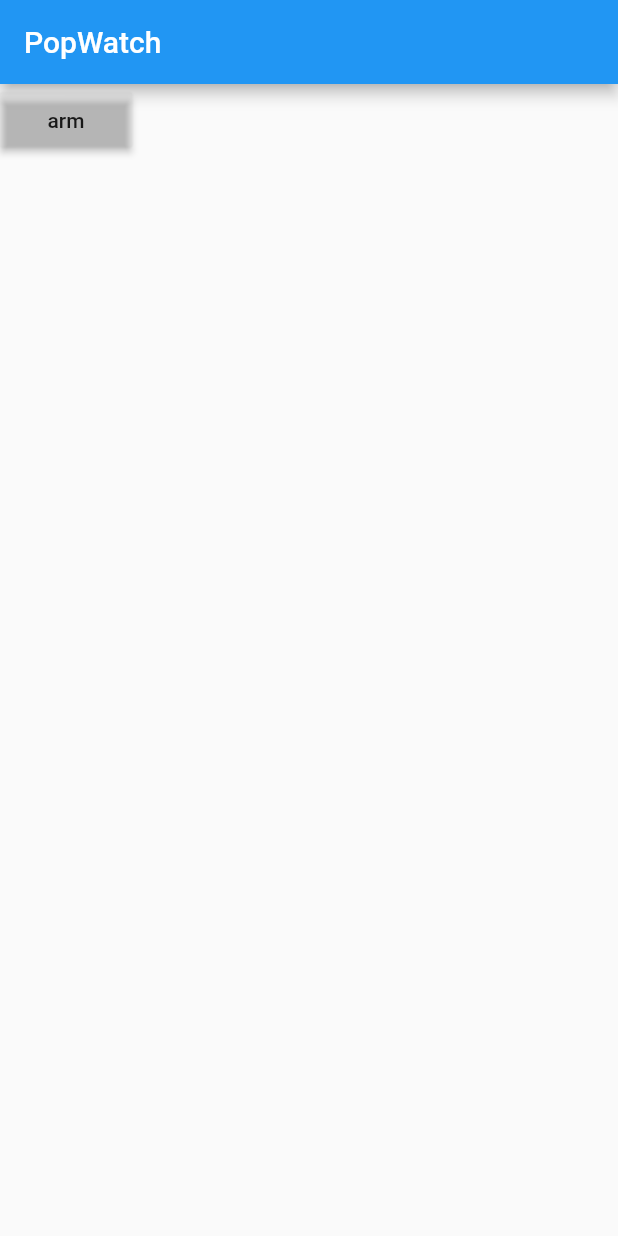
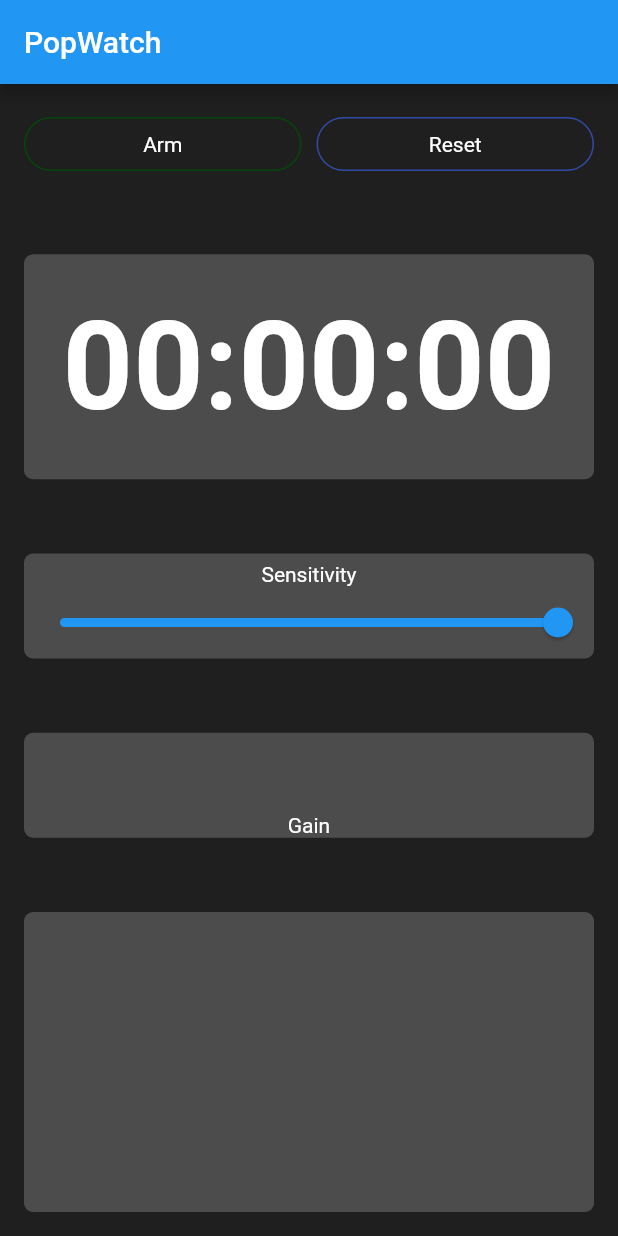
Before and after one commit to yschulz/popwatch, a Flutter app: the screen it shows after launch, on a phone screen of 412 x 824 dp. Run offline on Flutter 3.47's test engine with Material 2 defaults, Android fonts, the phone set to English and light mode, and no system bars.

Commit message:
layout roughly done

```diff
--- a/lib/main.dart
+++ b/lib/main.dart
@@ -2,32 +2,149 @@ import 'package:flutter/material.dart';
 
 
 void main(List<String> args) {
-  runApp(MyApp());
+  runApp(PopWatch());
 
 }
 
-class MyApp extends StatelessWidget {
-  MyApp({super.key});
+class PopWatch extends StatelessWidget {
+  const PopWatch({super.key});
 
-  var armed = false;
+  @override
+  Widget build(BuildContext context) {
+    return MaterialApp(home: PopWatchHome(),
+    );
+  }
+}
+
+
+class PopWatchHome extends StatefulWidget {
+  PopWatchHome({super.key});
+
+  @override
+  _PopWatchHomeState createState() => _PopWatchHomeState();
+}
+
+class _PopWatchHomeState extends State<PopWatchHome> {
+
+  var _armed = false;
+  var _sensitivity = 100.0;
 
   void arming() {
-    if(armed) {
-      armed = false;
+    if(_armed) {
+      _armed = false;
     }
     else {
-      armed = true;
+      _armed = true;
     }
+  }
+
+  void setSensitivity(sensitivity) {
+    setState(() {
+      _sensitivity = sensitivity;
+    });
   }
 
   @override
   Widget build(BuildContext context) {
-    return MaterialApp(home: Scaffold(
+    return Scaffold(
       appBar: AppBar(title: Text('PopWatch'),),
-      body: Column(
-        children: [
-          MaterialButton(child: Text('arm'), onPressed: arming, color: Color.fromARGB(0, 0, 0, 0),),
-      ],),
+      backgroundColor: Color.fromARGB(255, 31, 31, 31),
+      body: SafeArea(
+        child: Padding(
+          padding: const EdgeInsets.all(16.0),
+          child: Column(
+            mainAxisAlignment: MainAxisAlignment.spaceBetween,
+            crossAxisAlignment: CrossAxisAlignment.center,
+            children: [
+              Row(
+                mainAxisAlignment: MainAxisAlignment.spaceBetween,
+                children: [
+                  Expanded(
+                    child: RawMaterialButton(
+                      onPressed: arming,
+                      shape: const StadiumBorder(side: BorderSide(color: Color.fromARGB(255, 3, 70, 9))),
+                      child: const Text('Arm',
+                        style: TextStyle(color: Color.fromARGB(255, 255, 255, 255))
+                      ),
+                    ),
+                  ),
+                  const SizedBox(width: 10.0,),
+                  Expanded(
+                    child: RawMaterialButton(
+                      onPressed: () {},
+                      shape: const StadiumBorder(side: BorderSide(color: Color.fromARGB(255, 48, 75, 165))),
+                      child: const Text('Reset',
+                        style: TextStyle(color:  Color.fromARGB(255, 255, 255, 255))
+                      ),
+                    ),
+                  ),
+                ],
+              ),
+              Container(
+                height: 150.0,
+                decoration: BoxDecoration(
+                  color: Color.fromARGB(127, 122, 122, 122),
+                  borderRadius: BorderRadius.circular(6.0)
+                ),
+                child: Center(
+                  child: Text('00:00:00',
+                    style: TextStyle(
+                      color: Color.fromARGB(255, 255, 255, 255),
+                      fontSize: 82.0,
+                      fontWeight: FontWeight.w600
+                      ),
+                  ),
+                ),
+              ),
+              Container(
+                height: 70.0,
+                decoration: BoxDecoration(
+                  color: Color.fromARGB(127, 122, 122, 122),
+                  borderRadius: BorderRadius.circular(6.0)
+                ),
+                child: Center(
+                  child: Column(
+                    mainAxisAlignment: MainAxisAlignment.spaceBetween,
+                    crossAxisAlignment: CrossAxisAlignment.center,
+                    children: [
+                      SizedBox(height: 6.0),
+                      Text('Sensitivity',
+                        style: TextStyle(color: Color.fromARGB(255, 255, 255, 255)),
+                      ),
+                      Slider(min: 0.0, max: 100.0, value: _sensitivity, onChanged: setSensitivity)
+                    ],
+                  ),
+                ),
+              ),
+              Container(
+                height: 70.0,
+                decoration: BoxDecoration(
+                  color: Color.fromARGB(127, 122, 122, 122),
+                  borderRadius: BorderRadius.circular(6.0)
+                ),
+                child: Center(
+                  child: Column(
+                    mainAxisAlignment: MainAxisAlignment.spaceBetween,
+                    crossAxisAlignment: CrossAxisAlignment.center,
+                    children: [
+                      SizedBox(height: 6.0),
+                      Text('Gain',
+                        style: TextStyle(color: Color.fromARGB(255, 255, 255, 255)),
+                      ),
+                    ],
+                  ),
+                ),
+              ),
+              Container(
+                height: 200.0,
+                decoration: BoxDecoration(
+                  color: Color.fromARGB(127, 122, 122, 122),
+                  borderRadius: BorderRadius.circular(6.0)
+                ),
+              ),
+            ],
+          ),
+        ),
       ),
     );
   }
```
Also changed, not shown: 1 other file.
